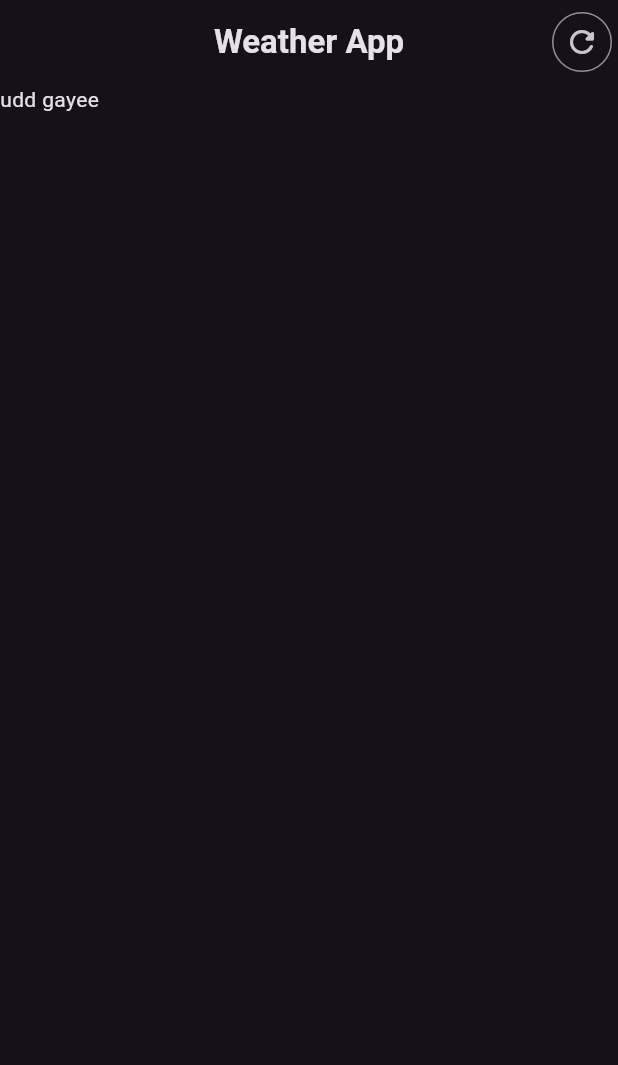
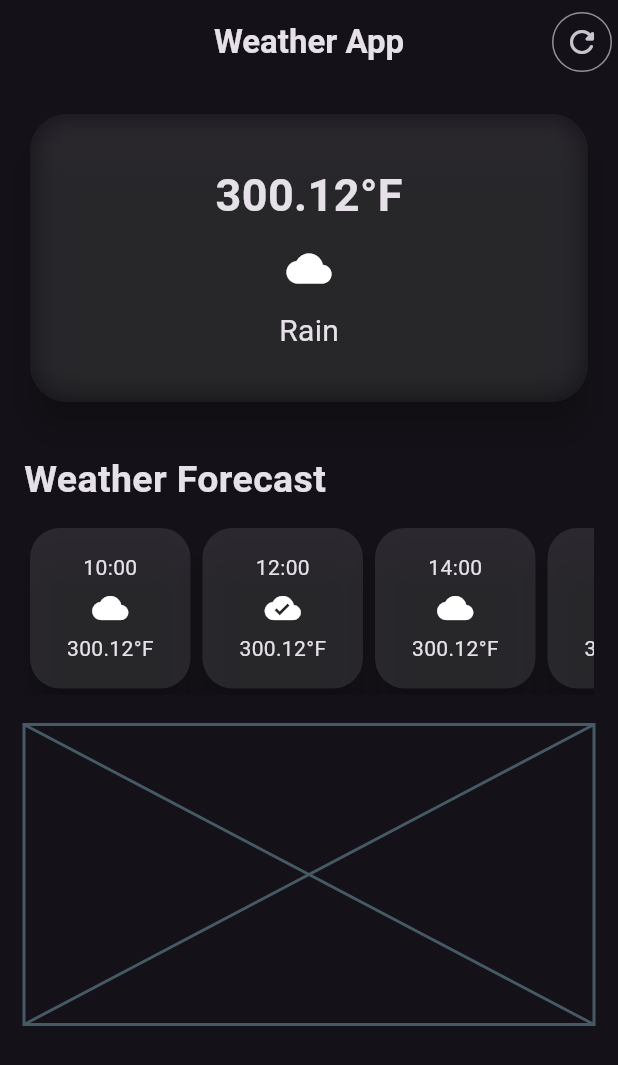
Before and after one commit to Sundramroy23/WeatherApp, a Flutter app: the screen it shows after launch, on a phone screen of 412 x 824 dp. Shown: the top 1065 px of the screen. Run offline on Flutter 3.47's test engine with Material 3 defaults, Android fonts, the phone set to English and light mode, and no system bars.

Commit message:
Weathther and hourly weather card added

```diff
--- a/lib/weather_home_page.dart
+++ b/lib/weather_home_page.dart
@@ -1,4 +1,4 @@
-
+import 'dart:ui';
 
 import 'package:flutter/material.dart';
 
@@ -8,7 +8,7 @@ class WeatherHomePage extends StatelessWidget {
   @override
   Widget build(BuildContext context) {
     return Scaffold(
-      appBar: AppBar(
+      appBar:  AppBar(
         title: const Text(
           "Weather App",
           style: TextStyle(fontWeight: FontWeight.bold),
@@ -17,7 +17,7 @@ class WeatherHomePage extends StatelessWidget {
         actions: [
           IconButton.outlined(
             onPressed: () {
-              print("Refresh");
+              // print("Refresh");
             },
             icon: const Icon(
               Icons.refresh_rounded,
@@ -25,7 +25,123 @@ class WeatherHomePage extends StatelessWidget {
           ),
         ],
       ),
-      body: Text("udd gayee"),
+      body: Padding(
+        padding: const EdgeInsets.all(16.0),
+        child: Column(
+          crossAxisAlignment: CrossAxisAlignment.start,
+          children: [
+            SizedBox(
+              width: double.infinity,
+              height: 200,
+              child:Card(
+                color: Colors.white10,
+                elevation: 10,
+                shape: const RoundedRectangleBorder(
+                  borderRadius: BorderRadius.all(
+                    Radius.circular(25),
+                  ),
+                ),
+                child: ClipRRect(
+                  borderRadius: BorderRadius.all(Radius.circular(25)),
+                  child: BackdropFilter(
+                    filter: ImageFilter.blur(sigmaX: 10, sigmaY: 10),
+                    child: const Padding(
+                      padding: EdgeInsets.all(20),
+                      // filter: ImageFilter.blur(sigmaX: 10, sigmaY: 10),
+                      child: Column(
+                        mainAxisAlignment: MainAxisAlignment.spaceEvenly,
+                        children: [
+                           Text(
+                            "300.12°F",
+                            style: TextStyle(
+                                fontSize: 30, fontWeight: FontWeight.bold),
+                          ),
+                          Icon(
+                            Icons.cloud,
+                            size: 30,
+                          ),
+                          Text(
+                            "Rain",
+                            style: TextStyle(
+                              fontSize: 20,
+                            ),
+                          )
+                        ],
+                      ),
+                    ),
+                  ),
+                ),
+              ),
+            ),
+            const SizedBox(
+              width: double.infinity,
+              height: 20,
+            ),
+            Padding(
+              padding: const EdgeInsets.symmetric(vertical: 10.0),
+              child: const Text(
+                "Weather Forecast",
+                style: TextStyle(fontWeight: FontWeight.bold, fontSize: 25),
+              ),
+            ),
+            //Adding the hourlyWeatherCard here
+            SingleChildScrollView(
+              scrollDirection: Axis.horizontal,
+              child: const Row(
+                children: [
+                  WeatherForecastCard(time: "10:00",icon:  Icons.cloud,temperature:  "300.12°F"),
+                  WeatherForecastCard(time: "12:00",icon:  Icons.cloud_done,temperature:  "300.12°F"),
+                  WeatherForecastCard(time: "14:00",icon:  Icons.cloud,temperature:  "300.12°F"),
+                  WeatherForecastCard(time: "14:00",icon:  Icons.cloud,temperature:  "300.12°F"),
+                  WeatherForecastCard(time: "14:00",icon:  Icons.cloud,temperature:  "300.12°F"),
+                ],
+              ),
+            ),
+            const SizedBox(
+              width: double.infinity,
+              height: 20,
+            ),
+            Placeholder(
+              fallbackHeight: 200,
+              fallbackWidth: 200,
+            ),
+          ],
+        ),
+      ),
     );
   }
 }
+
+class WeatherForecastCard extends StatelessWidget {
+  final String time;
+  final IconData icon;
+  final String temperature;
+  const WeatherForecastCard({
+    super.key,
+    required this.time,
+    required this.icon,
+    required this.temperature,
+  });
+
+  @override
+  Widget build(BuildContext context) {
+    return SizedBox(
+      width: 115,
+      height: 115,
+      child: Card(
+        color: Colors.white10,
+        elevation: 10,
+        shape: RoundedRectangleBorder(
+          borderRadius: BorderRadius.all(
+            Radius.circular(20),
+          ),
+        ),
+        child: Column(
+          mainAxisAlignment: MainAxisAlignment.center,
+          spacing: 5,
+          children: [Text(time), Icon(icon), Text(temperature)],
+        ),
+      ),
+    );
+  }
+}
```
